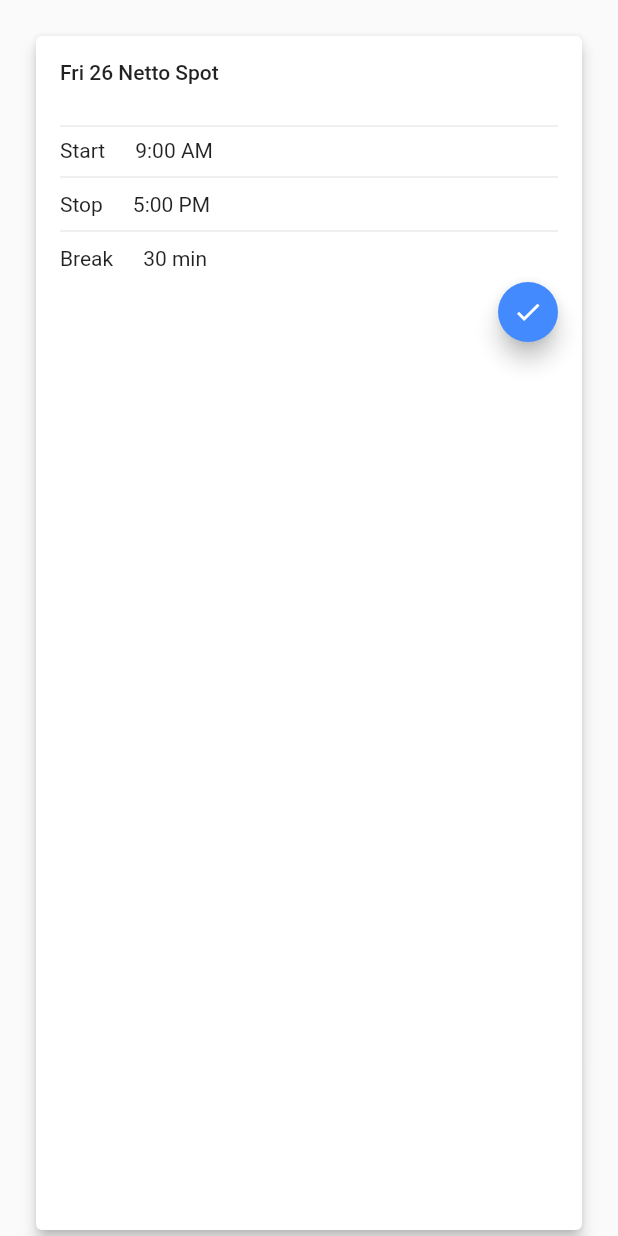
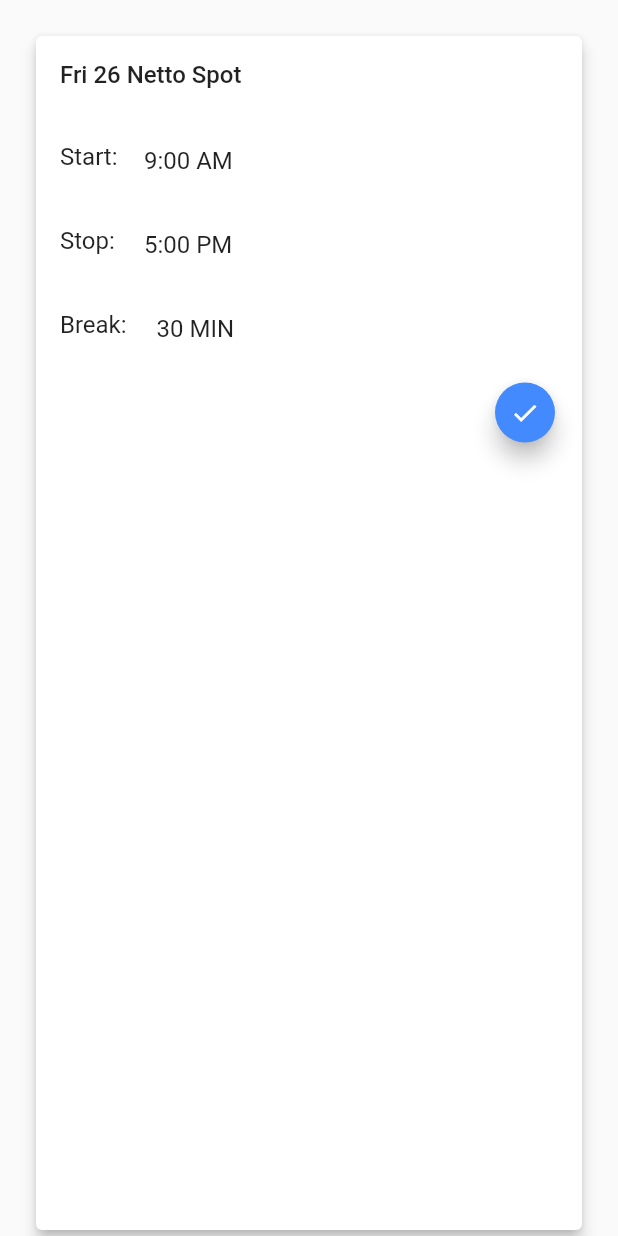
Before and after one commit to effortless-mgmt/ems_app, a Flutter app: the TimeReg widget shown alone on an empty page, opened directly, on a phone screen of 412 x 824 dp. Run offline on Flutter 3.47's test engine with Material 2 defaults, Android fonts, the phone set to English and light mode, and no system bars; missing offline and left inert: flutter_duration_picker.

Commit message:
Timepicker for Start / Stop, Durationpicker for Break implemented. TODO: Cupertinopickers for iOS

```diff
--- a/lib/src/widgets/timereg_widget.dart
+++ b/lib/src/widgets/timereg_widget.dart
@@ -1,4 +1,6 @@
 import 'package:flutter/material.dart';
+import 'package:flutter_duration_picker/flutter_duration_picker.dart';
+import 'dart:async';
 
 class TimeReg extends StatefulWidget {
   final DateTime date;
@@ -7,7 +9,7 @@ class TimeReg extends StatefulWidget {
   final TimeOfDay stop;
   final int pause;
 
-  const TimeReg(
+  TimeReg(
       {Key key, this.date, this.location, this.start, this.stop, this.pause})
       : super(key: key);
   State<StatefulWidget> createState() => _TimeRegState();
@@ -15,7 +17,13 @@ class TimeReg extends StatefulWidget {
 
 class _TimeRegState extends State<TimeReg> {
   TextStyle _headerStyle =
-      new TextStyle(fontSize: 14.0, fontWeight: FontWeight.w500);
+      new TextStyle(fontSize: 16.0, fontWeight: FontWeight.w500);
+
+  DateTime _date;
+  TimeOfDay _start;
+  TimeOfDay _stop;
+  int _pause;
+  WorkHours _wh;
 
   final List<String> _weekDays = <String>[
     "Mon",
@@ -28,13 +36,78 @@ class _TimeRegState extends State<TimeReg> {
   ];
 
   @override
+  void initState() {
+    super.initState();
+    _date = widget.date;
+    _start = widget.start;
+    _stop = widget.stop;
+    _pause = widget.pause;
+  }
+
+  Future<Null> _selectStart(BuildContext context) async {
+    final TimeOfDay picked = await showTimePicker(
+      context: context,
+      initialTime: _start,
+    );
+    print("Start selected: ${picked.toString()}");
+    if (picked != _start && picked != null) {
+      setState(() {
+        _start = picked;
+      });
+    }
+  }
+
+  Future<Null> _selectStop(BuildContext context) async {
+    final TimeOfDay picked = await showTimePicker(
+      context: context,
+      initialTime: _stop,
+    );
+    print("Stop selected: ${picked.toString()}");
+    if (picked != _stop && picked != null) {
+      setState(() {
+        _stop = picked;
+      });
+    }
+  }
+
+  Future<Null> _selectPause(BuildContext context) async {
+    final Duration picked = await showDurationPicker(
+      context: context,
+      initialTime: new Duration(minutes: _pause),
+    );
+    print("Pause selected: ${picked.toString()}");
+    if (picked.inMinutes != _pause && picked != null) {
+      setState(() {
+        _pause = picked.inMinutes;
+      });
+    }
+  }
+
+  void _regTime() {
+    DateTime start = new DateTime(
+        _date.year, _date.month, _date.day, _start.hour, _start.minute);
+    DateTime stop = new DateTime(
+        _date.year, _date.month, _date.day, _stop.hour, _stop.minute);
+    if (stop.hour < start.hour) {
+      debugPrint("Stops next day");
+      debugPrint("Stop before adding day: ${stop.toString()}");
+
+      stop = stop.add(new Duration(days: 1));
+      debugPrint("Start DateTime: ${start.toString()}");
+      debugPrint("Stop DateTime: ${stop.toString()}");
+    }
+    stop = stop.subtract(new Duration(minutes: _pause));
+    _wh = new WorkHours(stop.difference(start).inMinutes);
+  }
+
+  @override
   Widget build(BuildContext context) {
     return Container(
       margin: new EdgeInsets.only(top: 20.0, left: 20.0, right: 20.0),
       child: Card(
         elevation: 4.0,
         child: Container(
-          margin: new EdgeInsets.symmetric(vertical: 16.0, horizontal: 16.0),
+          margin: new EdgeInsets.only(top: 16.0, left: 16.0, right: 16.0),
           child: new Column(
             crossAxisAlignment: CrossAxisAlignment.center,
             children: <Widget>[
@@ -50,42 +123,73 @@ class _TimeRegState extends State<TimeReg> {
               ),
               new Container(
                   padding: const EdgeInsets.symmetric(vertical: 10.0)),
-              new Divider(),
+              // new Divider(height: 26.0),
+              new ListTile(
+                  contentPadding: const EdgeInsets.all(0.0),
+                  // dense: true,
+                  leading:
+                      const Text("Start:", style: TextStyle(fontSize: 16.0)),
+                  title: new Text(_start.format(context)),
+                  onTap: () => _selectStart(context)),
+              new ListTile(
+                  contentPadding: const EdgeInsets.all(0.0),
+                  // dense: true,
+                  leading:
+                      const Text("Stop:", style: TextStyle(fontSize: 16.0)),
+                  title: new Text(_stop.format(context)),
+                  onTap: () => _selectStop(context)),
+              new ListTile(
+                  contentPadding: const EdgeInsets.all(0.0),
+                  // dense: true,
+                  leading:
+                      const Text("Break:", style: TextStyle(fontSize: 16.0)),
+                  title: new Text(" " + _pause.toString() + " MIN"),
+                  onTap: () => _selectPause(context)),
 
-              new Row(children: <Widget>[
-                new Text("Start"),
-                new Container(
-                    padding: const EdgeInsets.symmetric(horizontal: 10.0)),
-                new Text(widget.start.format(context)),
-              ]),
+              // new GestureDetector(
+              //     onTap: () => _selectStart(context),
+              //     child: new Row(children: <Widget>[
+              //       new Text("Start"),
+              //       new Container(
+              //           padding: const EdgeInsets.symmetric(horizontal: 10.0)),
+              //       new Text(_start.format(context)),
+              //     ])),
               // new Container(padding: const EdgeInsets.symmetric(vertical: 5.0)),
-              new Divider(height: 20.0),
-
-              new Row(children: <Widget>[
-                new Text("Stop"),
-                new Container(
-                    padding: const EdgeInsets.symmetric(horizontal: 10.0)),
-                new Text(widget.stop.format(context)),
-              ]),
-              new Divider(height: 20.0),
+              // new Divider(height: 26.0),
+              // new GestureDetector(
+              //   onTap: () => _selectStop(context),
+              //   child: new Row(children: <Widget>[
+              //     new Text("Stop"),
+              //     new Container(
+              //         padding: const EdgeInsets.symmetric(horizontal: 10.0)),
+              //     new Text(_stop.format(context)),
+              //   ]),
+              // ),
+              // new Divider(height: 26.0),
 
               // new Container(padding: const EdgeInsets.symmetric(vertical: 5.0)),
-              new Row(children: <Widget>[
-                new Text("Break"),
-                new Container(
-                    padding: const EdgeInsets.symmetric(horizontal: 10.0)),
-                new Text(widget.pause.toString() + " min"),
-              ]),
+              // new Row(children: <Widget>[
+              //   new Text("Break"),
+              //   new Container(
+              //       padding: const EdgeInsets.symmetric(horizontal: 10.0)),
+              //   new Text(_pause.toString() + " min"),
+              // ]),
               new Row(
                   mainAxisAlignment: MainAxisAlignment.end,
                   children: <Widget>[
                     Container(
+                      margin: const EdgeInsets.only(bottom: 8.0, right: 2.0),
                       width: 40.0,
                       child: new FloatingActionButton(
-                          backgroundColor: Colors.blueAccent,
-                          child: new Icon(Icons.check,
-                              size: 20.0, color: Colors.white),
-                          onPressed: () => debugPrint("Accept")),
+                        backgroundColor: Colors.blueAccent,
+                        child: new Icon(Icons.check,
+                            size: 20.0, color: Colors.white),
+                        onPressed: () {
+                          _regTime();
+                          debugPrint(
+                              "Registered: ${_wh.getHours()}h ${_wh.getMinutes()}m");
+                        },
+                      ),
                     )
                   ])
             ],
@@ -95,3 +199,31 @@ class _TimeRegState extends State<TimeReg> {
     );
   }
 }
+
+class WorkHours {
+  int _durationMinutes;
+  int _minutes = 0;
+  double _hours = 0.0;
+
+  WorkHours(int _durationMinutes) {
+    this._durationMinutes = _durationMinutes;
+    convertHours();
+  }
+
+  void convertHours() {
+    _minutes = _durationMinutes % 60;
+    _hours = (_durationMinutes - _minutes) / 60;
+  }
+
+  int getHours() {
+    return _hours.toInt();
+  }
+
+  int getMinutes() {
+    return _minutes;
+  }
+
+  int getDurationMinutes() {
+    return _durationMinutes;
+  }
+}
--- a/pubspec.yaml
+++ b/pubspec.yaml
@@ -15,6 +15,7 @@ environment:
 dependencies:
   flutter:
     sdk: flutter
+  flutter_duration_picker: "^1.0.0"
 
   # The following adds the Cupertino Icons font to your application.
   # Use with the CupertinoIcons class for iOS style icons.
```
